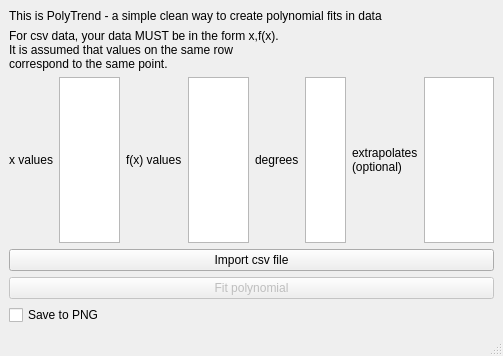
Before: the Qt Designer form gui/gui.ui in asiimwemmanuel/polytrend, drawn with Qt 5.
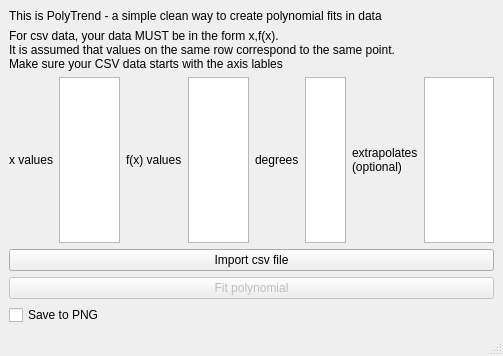
After: the same form once the commit is applied.

What changed in the file:
```diff
--- a/gui/gui.ui
+++ b/gui/gui.ui
@@ -26,8 +26,8 @@
      <widget class="QLabel" name="intro">
       <property name="text">
        <string>For csv data, your data MUST be in the form x,f(x).
-It is assumed that values on the same row
-correspond to the same point.</string>
+It is assumed that values on the same row correspond to the same point.
+Make sure your CSV data starts with the axis lables</string>
       </property>
      </widget>
     </item>
```
Left out of the diff: 2 changed lines with no effect on the pictures.
